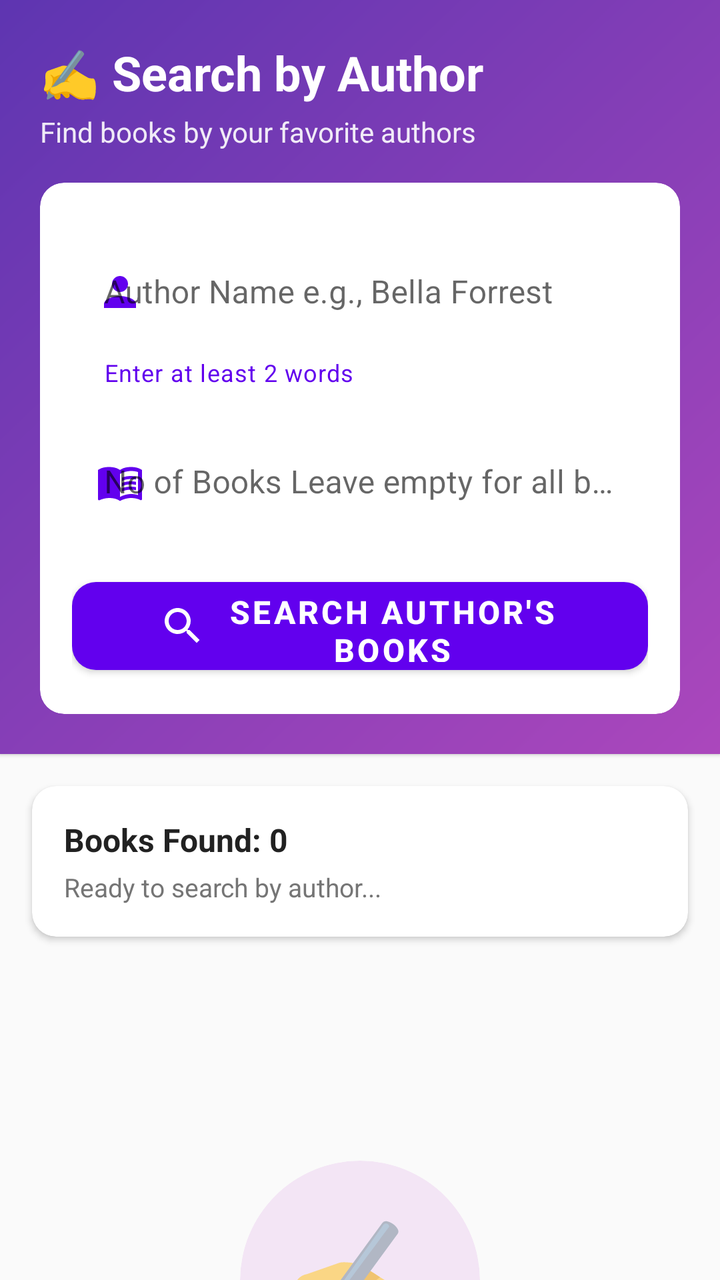
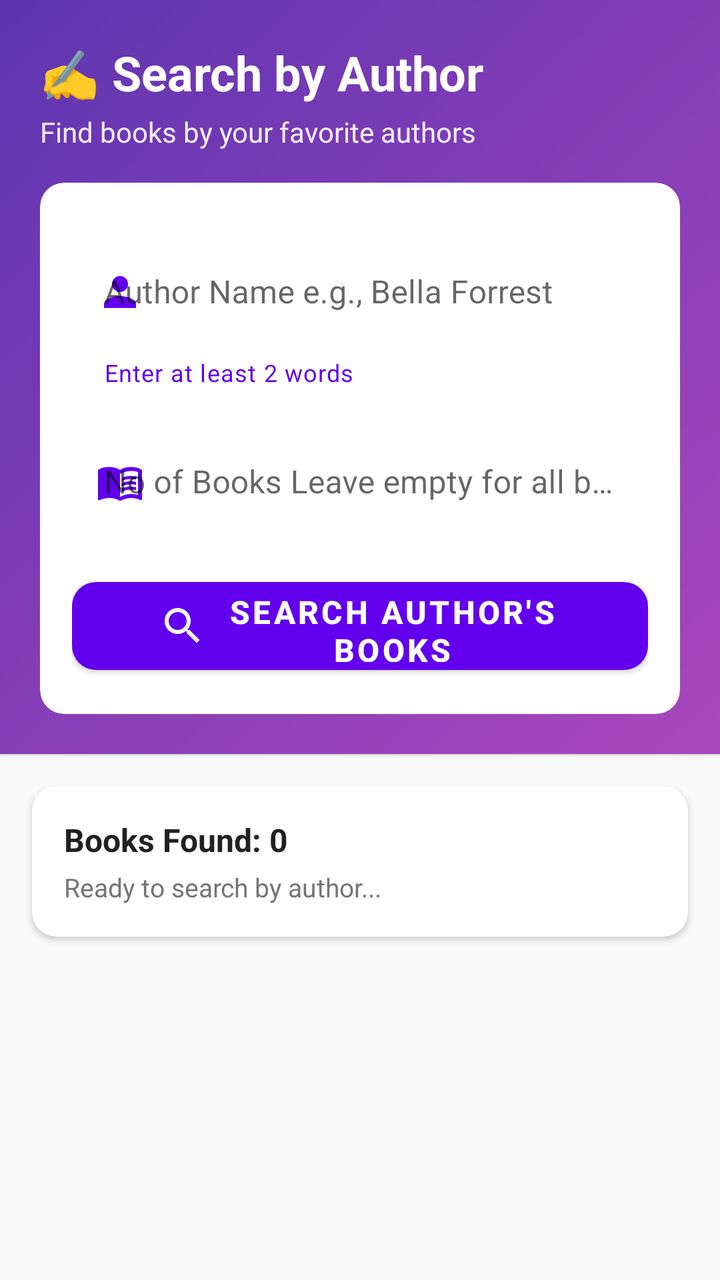

Before-and-after screenshots of an Android layout around one commit, followed by the original layout XML and the change that was made.
<!-- AndroidManifest.xml: application theme Theme.MyApplication -->
<!-- res/layout/fragment_search_author.xml -->
<?xml version='1.0' encoding='utf-8'?>
<androidx.core.widget.NestedScrollView xmlns:android="http://schemas.android.com/apk/res/android" xmlns:app="http://schemas.android.com/apk/res-auto" xmlns:tools="http://schemas.android.com/tools" android:layout_width="match_parent" android:layout_height="match_parent" android:background="#FAFAFA" tools:context=".fragments.SearchAuthorFragment">

    <LinearLayout android:layout_width="match_parent" android:layout_height="wrap_content" android:orientation="vertical">

        
        <com.google.android.material.card.MaterialCardView android:layout_width="match_parent" android:layout_height="wrap_content" app:shapeAppearanceOverlay="@style/Shape_No_Corners" android:background="@drawable/card_gradient">

            <LinearLayout android:layout_width="match_parent" android:layout_height="match_parent" android:background="@drawable/card_gradient" android:orientation="vertical" android:padding="20dp">

                <TextView android:layout_width="match_parent" android:layout_height="wrap_content" android:text="@string/search_by_author" android:textColor="@android:color/white" android:textSize="24sp" android:textStyle="bold" />

                <TextView android:layout_width="match_parent" android:layout_height="wrap_content" android:layout_marginTop="4dp" android:layout_marginBottom="16dp" android:alpha="0.9" android:text="@string/find_books_by_your_favorite_au" android:textColor="@android:color/white" android:textSize="14sp" />

                
                <com.google.android.material.card.MaterialCardView android:layout_width="match_parent" android:layout_height="wrap_content" app:cardCornerRadius="12dp" app:cardElevation="0dp">

                    <LinearLayout android:layout_width="match_parent" android:layout_height="wrap_content" android:orientation="vertical" android:padding="16dp">

                        <com.google.android.material.textfield.TextInputLayout style="@style/Widget.MaterialComponents.TextInputLayout.OutlinedBox" android:layout_width="match_parent" android:layout_height="wrap_content" android:hint="@string/hint_author_name_eg_bella_forrest" app:boxBackgroundMode="none" app:hintTextColor="@color/purple_500" app:startIconDrawable="@drawable/ic_person" app:startIconTint="@color/purple_500" app:helperText="Enter at least 2 words" app:helperTextTextColor="@color/purple_500">

                            <com.google.android.material.textfield.TextInputEditText android:id="@+id/authorNameInput" android:layout_width="match_parent" android:layout_height="wrap_content" android:inputType="textCapWords" android:maxLines="1" android:textColor="@color/black" android:textSize="16sp" />

                        </com.google.android.material.textfield.TextInputLayout>

                        <com.google.android.material.textfield.TextInputLayout style="@style/Widget.MaterialComponents.TextInputLayout.OutlinedBox" android:layout_width="match_parent" android:layout_height="wrap_content" android:layout_marginTop="8dp" android:hint="@string/hint_no_of_books_leave_empty_for_al" app:boxBackgroundMode="none" app:hintTextColor="@color/purple_500" app:startIconDrawable="@drawable/ic_book_open" app:startIconTint="@color/purple_500">

                            <com.google.android.material.textfield.TextInputEditText android:id="@+id/numBooksInput" android:layout_width="match_parent" android:layout_height="wrap_content" android:inputType="number" android:textColor="@color/black" android:textSize="16sp" />

                        </com.google.android.material.textfield.TextInputLayout>

                        
                        <com.google.android.material.button.MaterialButton android:id="@+id/searchButton" style="@style/Widget.MaterialComponents.Button" android:layout_width="match_parent" android:layout_height="56dp" android:layout_marginTop="16dp" android:text="@string/search_authors_books" android:textSize="16sp" android:textStyle="bold" app:cornerRadius="12dp" app:icon="@drawable/ic_search" app:iconGravity="textStart" />

                    </LinearLayout>

                </com.google.android.material.card.MaterialCardView>

            </LinearLayout>

        </com.google.android.material.card.MaterialCardView>

        
        <com.google.android.material.card.MaterialCardView android:layout_width="match_parent" android:layout_height="wrap_content" android:layout_marginStart="16dp" android:layout_marginEnd="16dp" android:layout_marginTop="16dp" android:layout_marginBottom="16dp" app:cardCornerRadius="12dp" app:cardElevation="2dp">

            <LinearLayout android:layout_width="match_parent" android:layout_height="wrap_content" android:gravity="center_vertical" android:orientation="horizontal" android:padding="16dp">

                <LinearLayout android:layout_width="0dp" android:layout_height="wrap_content" android:layout_weight="1" android:orientation="vertical">

                    <TextView android:id="@+id/downloadCountText" android:layout_width="wrap_content" android:layout_height="wrap_content" android:text="@string/books_found_0" android:textColor="#212121" android:textSize="16sp" android:textStyle="bold" />

                    <TextView android:id="@+id/statusText" android:layout_width="wrap_content" android:layout_height="wrap_content" android:layout_marginTop="4dp" android:ellipsize="end" android:maxLines="2" android:text="@string/ready_to_search_by_author" android:textColor="#757575" android:textSize="13sp" />

                </LinearLayout>

                <ProgressBar android:id="@+id/progressBar" android:layout_width="32dp" android:layout_height="32dp" android:indeterminateTint="@color/purple_500" android:visibility="gone" style="@style/Widget.AppCompat.ProgressBar" />

            </LinearLayout>

        </com.google.android.material.card.MaterialCardView>

        
        <androidx.recyclerview.widget.RecyclerView android:id="@+id/booksRecyclerView" android:layout_width="match_parent" android:layout_height="wrap_content" android:clipToPadding="false" android:nestedScrollingEnabled="false" android:paddingBottom="16dp" />

        
        <LinearLayout android:id="@+id/emptyStateLayout" android:layout_width="match_parent" android:layout_height="wrap_content" android:layout_marginTop="48dp" android:gravity="center" android:orientation="vertical" android:padding="32dp" android:visibility="visible">

            <com.google.android.material.card.MaterialCardView android:layout_width="120dp" android:layout_height="120dp" app:cardBackgroundColor="#F3E5F5" app:cardCornerRadius="60dp" app:cardElevation="0dp">

                <TextView android:layout_width="match_parent" android:layout_height="match_parent" android:gravity="center" android:text="@string/text_8" android:textSize="64sp" />

            </com.google.android.material.card.MaterialCardView>

            <TextView android:layout_width="wrap_content" android:layout_height="wrap_content" android:layout_marginTop="24dp" android:text="@string/no_books_found_yet" android:textColor="#212121" android:textSize="20sp" android:textStyle="bold" />

            <TextView android:layout_width="wrap_content" android:layout_height="wrap_content" android:layout_marginTop="8dp" android:gravity="center" android:text="@string/enter_an_authors_namenfirst_an" android:textColor="#757575" android:textSize="14sp" />

        </LinearLayout>

    </LinearLayout>

</androidx.core.widget.NestedScrollView>
<!-- resources referenced by this layout -->
<resources>
  <color name="black">#FF000000</color>
  <color name="purple_500">#FF6200EE</color>
  <!-- drawable card_gradient (drawable) -->
  <?xml version="1.0" encoding="utf-8"?>
  <shape xmlns:android="http://schemas.android.com/apk/res/android"
      android:shape="rectangle">
      <gradient
          android:angle="135"
          android:endColor="@color/card_gradient_end"
          android:startColor="@color/card_gradient_start"
          android:type="linear" />
  </shape>
  <!-- drawable ic_person (drawable) -->
  <?xml version="1.0" encoding="utf-8"?>
  <vector xmlns:android="http://schemas.android.com/apk/res/android"
      android:width="24dp"
      android:height="24dp"
      android:viewportWidth="24"
      android:viewportHeight="24">
      <path
          android:fillColor="@color/icon_fill"
          android:pathData="M12,12c2.21,0 4,-1.79 4,-4s-1.79,-4 -4,-4 -4,1.79 -4,4 1.79,4 4,4zM12,14c-2.67,0 -8,1.34 -8,4v2h16v-2c0,-2.66 -5.33,-4 -8,-4z"/>
  </vector>
  <!-- drawable ic_search (drawable) -->
  <vector xmlns:android="http://schemas.android.com/apk/res/android"
      android:width="24dp"
      android:height="24dp"
      android:autoMirrored="true"
      android:viewportHeight="24.0"
      android:viewportWidth="24.0">
      <path
          android:fillColor="#FF71C951"
          android:pathData="M15.5,14h-0.79l-0.28,-0.27C15.41,12.59 16,11.11 16,9.5 16,5.91 13.09,3 9.5,3S3,5.91 3,9.5 5.91,16 9.5,16c1.61,0 3.09,-0.59 4.23,-1.57l0.27,0.28v0.79l5,4.99L20.49,19l-4.99,-5zM9.5,14C7.01,14 5,11.99 5,9.5S7.01,5 9.5,5 14,7.01 14,9.5 11.99,14 9.5,14z" />
  </vector>
  <string name="books_found_0">Books Found: 0</string>
  <string name="enter_an_authors_namenfirst_an">Enter an author\'s name\n(first and last name required)</string>
  <string name="find_books_by_your_favorite_au">Find books by your favorite authors</string>
  <string name="hint_author_name_eg_bella_forrest">Author Name e.g., Bella Forrest</string>
  <string name="hint_no_of_books_leave_empty_for_al">No of Books Leave empty for all books</string>
  <string name="no_books_found_yet">No books found yet</string>
  <string name="ready_to_search_by_author">Ready to search by author...</string>
  <string name="search_authors_books">Search Author\'s Books</string>
  <string name="search_by_author">✍️ Search by Author</string>
  <string name="text_8">✍️</string>
  <style name="Shape_No_Corners">
          <item name="cornerFamily">rounded</item>
          <item name="cornerSize">0dp</item>
      </style>
  <style name="Theme.MyApplication" parent="Theme.MaterialComponents.Light.NoActionBar">
          
          <item name="colorPrimary">@color/purple_500</item>
          <item name="colorPrimaryVariant">@color/purple_700</item>
          <item name="colorOnPrimary">@color/white</item>
          
          <item name="colorSecondary">@color/teal_200</item>
          <item name="colorSecondaryVariant">@color/teal_700</item>
          <item name="colorOnSecondary">@color/black</item>
          
          <item name="android:statusBarColor">?attr/colorPrimaryVariant</item>
          
      </style>
  <color name="card_gradient_end">#5E35B1</color>
  <color name="card_gradient_start">#AB47BC</color>
  <color name="icon_fill">#000000</color>
  <color name="purple_700">#FF3700B3</color>
  <color name="white">#FFFFFFFF</color>
  <color name="teal_200">#FF03DAC5</color>
  <color name="teal_700">#FF018786</color>
  <!-- unchanged entries left out for length: 1 -->
</resources>

<!-- the commit's change to res/layout/fragment_search_author.xml (unified diff, before → after) -->
@@ -60,7 +60,7 @@
         </com.google.android.material.card.MaterialCardView>
 
         
-        <androidx.recyclerview.widget.RecyclerView android:id="@+id/booksRecyclerView" android:layout_width="match_parent" android:layout_height="wrap_content" android:clipToPadding="false" android:nestedScrollingEnabled="false" android:paddingBottom="16dp" />
+        <androidx.recyclerview.widget.RecyclerView android:id="@+id/booksRecyclerView" android:layout_width="match_parent" android:layout_height="500dp" android:clipToPadding="false" android:nestedScrollingEnabled="false" android:paddingBottom="16dp" />
 
         
         <LinearLayout android:id="@+id/emptyStateLayout" android:layout_width="match_parent" android:layout_height="wrap_content" android:layout_marginTop="48dp" android:gravity="center" android:orientation="vertical" android:padding="32dp" android:visibility="visible">
